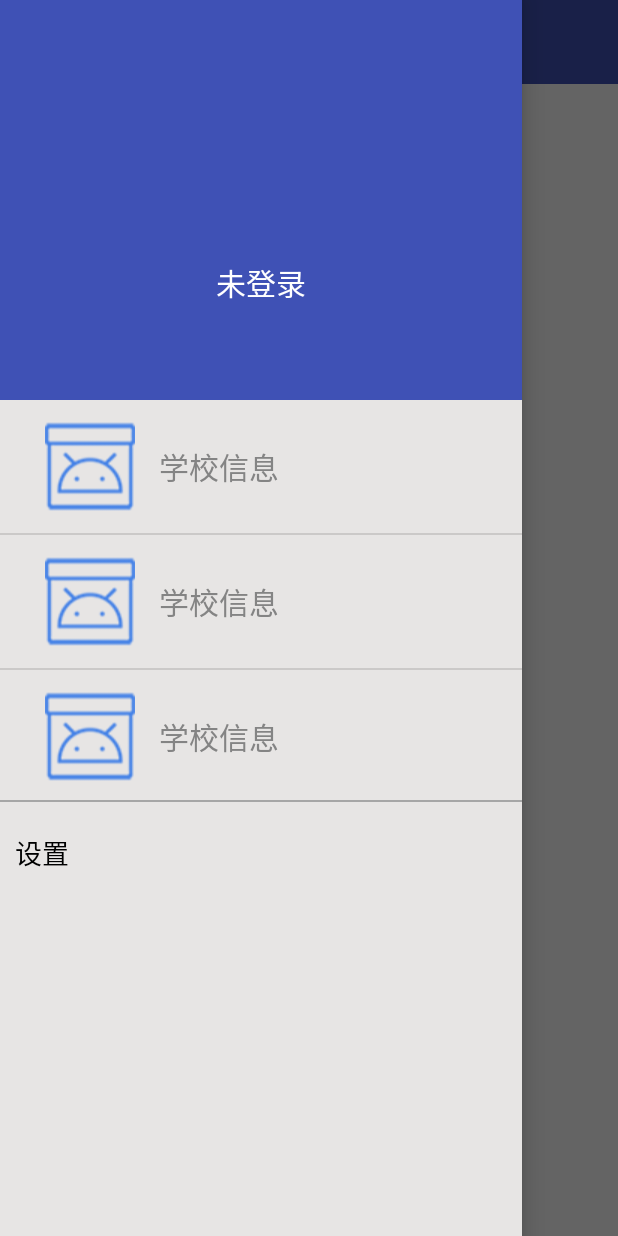
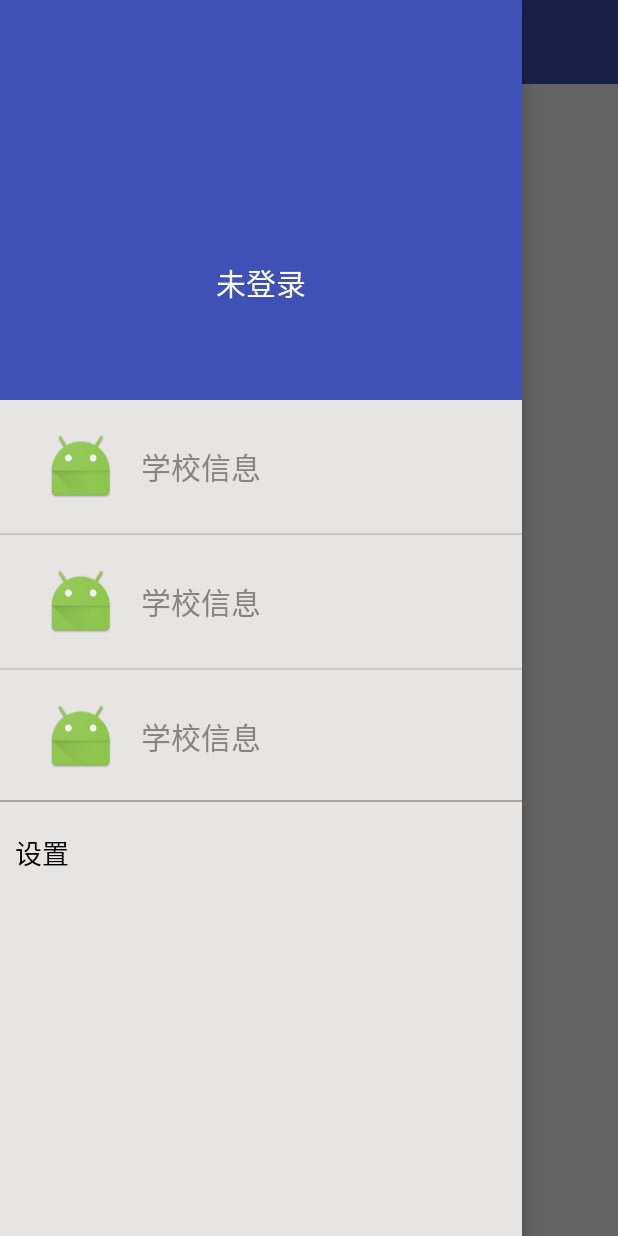
Before and after one commit to songwenju/NewStudent, an Android app: the HomeActivity screen opened directly, with no data from a screen before it, with the side drawer open, on a phone screen of 412 x 824 dp. Run offline under Robolectric (Android 15) with nearby library versions, the phone set to English and light mode, and no system bars; our stand-ins replace ButterKnife; libraries missing offline, so code that uses them is left out: com.facebook.drawee; plain views replace SimpleDraweeView; pictures from the network do not load; Roboto replaces fonts that are not available here; 3 statements that could not run were skipped.

Commit message:
change app style

```diff
--- a/app/build.gradle
+++ b/app/build.gradle
@@ -5,7 +5,7 @@ android {
     compileSdkVersion 24
     buildToolsVersion "25.0.0"
     defaultConfig {
-        applicationId "com.panting.newgays"
+        applicationId "com.panting.newStudent"
         minSdkVersion 17
         targetSdkVersion 24
         versionCode 1
--- a/app/src/main/res/layout/item_left.xml
+++ b/app/src/main/res/layout/item_left.xml
@@ -14,7 +14,7 @@
         android:layout_width="wrap_content"
         android:layout_height="wrap_content"
         android:layout_marginLeft="30dp"
-        android:src="@mipmap/icon_app"/>
+        android:src="@mipmap/ic_launcher"/>
 
     <TextView
         android:id="@+id/tv_icon_name"
@@ -26,4 +26,5 @@
         android:text="学校信息"
         android:textColor="@color/textColor"
         android:textSize="20sp"/>
+
 </LinearLayout>
--- a/app/src/main/res/values/styles.xml
+++ b/app/src/main/res/values/styles.xml
@@ -6,6 +6,8 @@
         <item name="colorPrimary">@color/primary</item>
         <item name="colorPrimaryDark">@color/primaryDark</item>
         <item name="colorAccent">@color/colorAccent</item>
+        <!-- 标题颜色 -->
+        <item name="android:textColorPrimary">@color/white</item>
     </style>
 
     <style name="ToolBarStyle" parent="">
```
